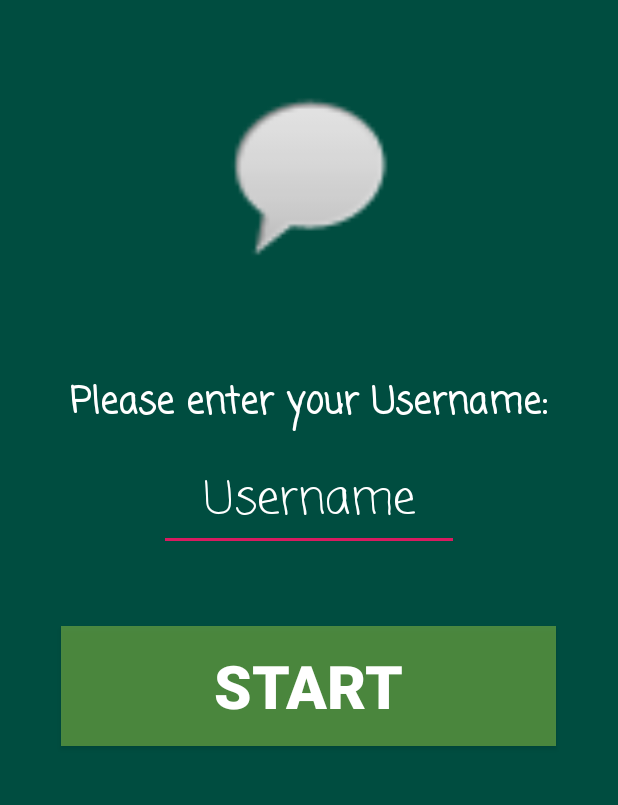
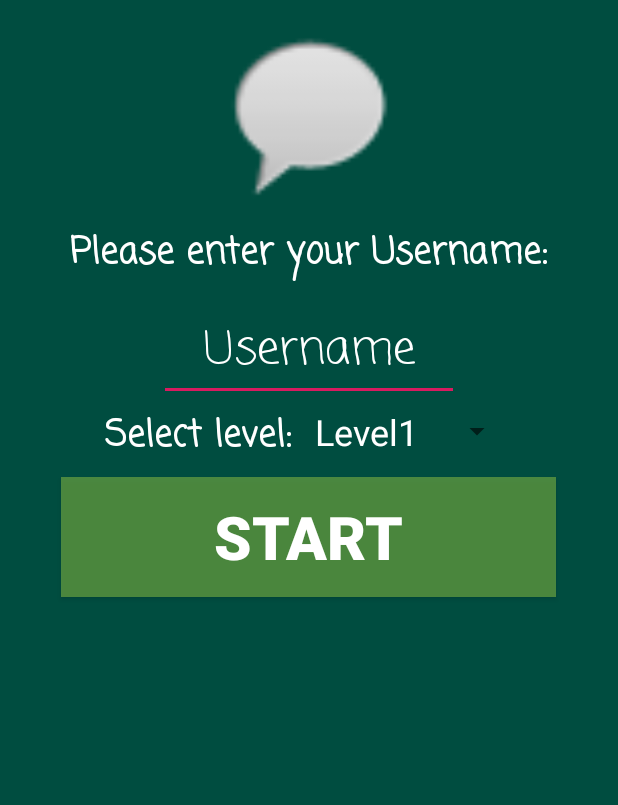
Before and after one commit to aleixsancho/AME-SimonSays, an Android app: the screen it shows after launch (MainActivity), on a phone screen of 412 x 824 dp, the part 230-1035 px from its top. Run offline under Robolectric (Android 15) with nearby library versions, the phone set to English and light mode, and no system bars.

Commit message:
master: Fixed ranking problem and add some levels.

```diff
--- a/app/src/main/java/com/example/simonsays/MainActivity.java
+++ b/app/src/main/java/com/example/simonsays/MainActivity.java
@@ -1,24 +1,33 @@
 package com.example.simonsays;
 import android.content.Intent;
 import android.content.SharedPreferences;
+import android.graphics.Color;
 import android.os.Bundle;
 import android.os.SharedMemory;
 import android.view.View;
+import android.widget.AdapterView;
+import android.widget.ArrayAdapter;
 import android.widget.Button;
 import android.widget.EditText;
+import android.widget.Spinner;
+import android.widget.TextView;
+import android.widget.Toast;
 
 import androidx.appcompat.app.AppCompatActivity;
 import java.util.ArrayList;
 import java.util.Random;
 import org.jetbrains.annotations.Nullable;
 
-public final class MainActivity extends AppCompatActivity {
+public final class MainActivity extends AppCompatActivity implements AdapterView.OnItemSelectedListener{
 
     private ArrayList<String> allColors = new ArrayList<String>();
     private Integer randomValue;
     private Integer firstValue;
     private int level = 4;
     private EditText username;
+    private String[] users = {"Level1", "Level2", "Level3", "Level4", "Level5"};
+    private String[] fourColors;
+    private Random random;
 
     @Override
     protected void onCreate(@Nullable Bundle savedInstanceState) {
@@ -26,24 +35,29 @@ public final class MainActivity extends AppCompatActivity {
         setContentView(R.layout.activity_main);
 
         //Define needed variables.
-        Random random = new Random();
+        random = new Random();
         firstValue = random.nextInt(4);
-        String[] fourColors = new String[]{"Green", "Yellow", "Blue", "Red"};
+        fourColors = new String[]{"Green", "Yellow", "Blue", "Red"};
         allColors.add(fourColors[firstValue]);
         Button start = findViewById(R.id.startBtn);
 
         username = (EditText)findViewById(R.id.usernameInput);
 
-        //Colors Simon Says.
-        for (int i=0; i < level; i++){
-            randomValue = random.nextInt(4);
-            allColors.add(fourColors[randomValue]);
-        }
+        Spinner spin = (Spinner) findViewById(R.id.spinner1);
+        ArrayAdapter<String> adapter = new ArrayAdapter<String>(this, android.R.layout.simple_spinner_item, users);
+        adapter.setDropDownViewResource(android.R.layout.simple_spinner_dropdown_item);
+        spin.setAdapter(adapter);
+        spin.setOnItemSelectedListener(this);
 
         start.setOnClickListener(new View.OnClickListener(){
             public void onClick(View v){
                 EditText currentName = findViewById(R.id.usernameInput);
-                if(!currentName.getText().toString().equals("")) {
+                if(!currentName.getText().toString().equals("")){
+                    //Colors Simon Says.
+                    for (int i=0; i < level; i++){
+                        randomValue = random.nextInt(4);
+                        allColors.add(fourColors[randomValue]);
+                    }
                     Intent intent = new Intent(MainActivity.this, Sequence.class);
                     intent.putStringArrayListExtra("colors", allColors);
                     intent.putExtra("count", 0);
@@ -55,4 +69,16 @@ public final class MainActivity extends AppCompatActivity {
             }
         });
     }
+
+    @Override
+    public void onItemSelected(AdapterView<?> parent, View view, int position, long id) {
+        ((TextView) parent.getChildAt(0)).setTextColor(Color.WHITE);
+        ((TextView) parent.getChildAt(0)).setTextSize(24);
+        Toast.makeText(getApplicationContext(), "Selected User: "+users[position] , Toast.LENGTH_SHORT).show();
+        level = (position+1) * 4;
+    }
+
+    @Override
+    public void onNothingSelected(AdapterView<?> parent) {}
+
 }
--- a/app/src/main/java/com/example/simonsays/Sequence.java
+++ b/app/src/main/java/com/example/simonsays/Sequence.java
@@ -251,6 +251,7 @@ public class Sequence extends AppCompatActivity {
                 }
             }, time);
             if ((count+1) == colors.size()){
+                score = score + 1;
                 gameOver("YOU WIN!");
             }else{
                 if (count == score){
@@ -269,7 +270,7 @@ public class Sequence extends AppCompatActivity {
 
             }
         }else{
-            gameOver("gameOver");
+            gameOver("GAME OVER!");
         }
     }
 
@@ -294,6 +295,7 @@ public class Sequence extends AppCompatActivity {
             rankingString.add(o.toString());
         }
         intent.putStringArrayListExtra("topFive", rankingString);
+        intent.putExtra("myTitle", newTitle);
         intent.putExtra("myName", playerName);
         intent.putExtra("myScore", score);
         startActivity(intent);
--- a/app/src/main/res/layout/activity_main.xml
+++ b/app/src/main/res/layout/activity_main.xml
@@ -24,21 +24,21 @@
         app:layout_constraintTop_toTopOf="parent" />
 
     <ImageView
-        android:id="@+id/starImage"
+        android:id="@+id/image"
         android:layout_width="280dp"
         android:layout_height="130dp"
         android:layout_below="@id/titleText"
         android:layout_centerHorizontal="true"
-        android:layout_marginTop="50dp"
+        android:layout_marginTop="10dp"
         app:srcCompat="@android:drawable/sym_action_chat" />
 
     <TextView
         android:id="@+id/infoMessage"
         android:layout_width="wrap_content"
         android:layout_height="wrap_content"
-        android:layout_below="@id/starImage"
+        android:layout_below="@id/image"
         android:layout_centerHorizontal="true"
-        android:layout_marginTop="70dp"
+        android:layout_marginTop="10dp"
         android:fontFamily="casual"
         android:text="Please enter your Username:"
         android:textColor="#FFFFFF"
@@ -70,13 +70,47 @@
         app:layout_constraintRight_toRightOf="parent"
         app:layout_constraintTop_toTopOf="parent" />
 
+    <LinearLayout
+        android:id="@+id/myUserLayout"
+        android:layout_width="300dp"
+        android:layout_height="wrap_content"
+        android:layout_centerHorizontal="true"
+        android:gravity="center_vertical|center_horizontal"
+        android:layout_below="@id/usernameInput"
+        android:orientation="horizontal">
+
+        <TextView
+            android:id="@+id/infoMessage2"
+            android:layout_width="wrap_content"
+            android:layout_height="wrap_content"
+            android:layout_centerHorizontal="true"
+            android:fontFamily="casual"
+            android:text="Select level: "
+            android:textColor="#FFFFFF"
+            android:textSize="24sp"
+            android:textStyle="bold"
+            android:layout_marginTop="3dp"
+            app:layout_constraintBottom_toBottomOf="parent"
+            app:layout_constraintLeft_toLeftOf="parent"
+            app:layout_constraintRight_toRightOf="parent"
+            app:layout_constraintTop_toTopOf="parent" />
+
+        <Spinner
+            android:id="@+id/spinner1"
+            android:layout_width="140dp"
+            android:layout_height="wrap_content"
+            android:layout_alignBottom="@+id/infoMessage2"
+            android:layout_toRightOf="@+id/infoMessage2" />
+
+    </LinearLayout>
+
     <Button
         android:id="@+id/startBtn"
         android:layout_width="330dp"
         android:layout_height="80dp"
-        android:layout_below="@id/usernameInput"
+        android:layout_below="@id/myUserLayout"
         android:layout_centerHorizontal="true"
-        android:layout_marginTop="50dp"
+        android:layout_marginTop="10dp"
         android:background="#997CB342"
         android:text="Start"
         android:textColor="#FFFFFF"
```
Also changed, not shown: app/src/main/java/com/example/simonsays/Ranking.java (+9 -0 lines), app/src/main/res/layout/activity_ranking.xml (+19 -3 lines).
